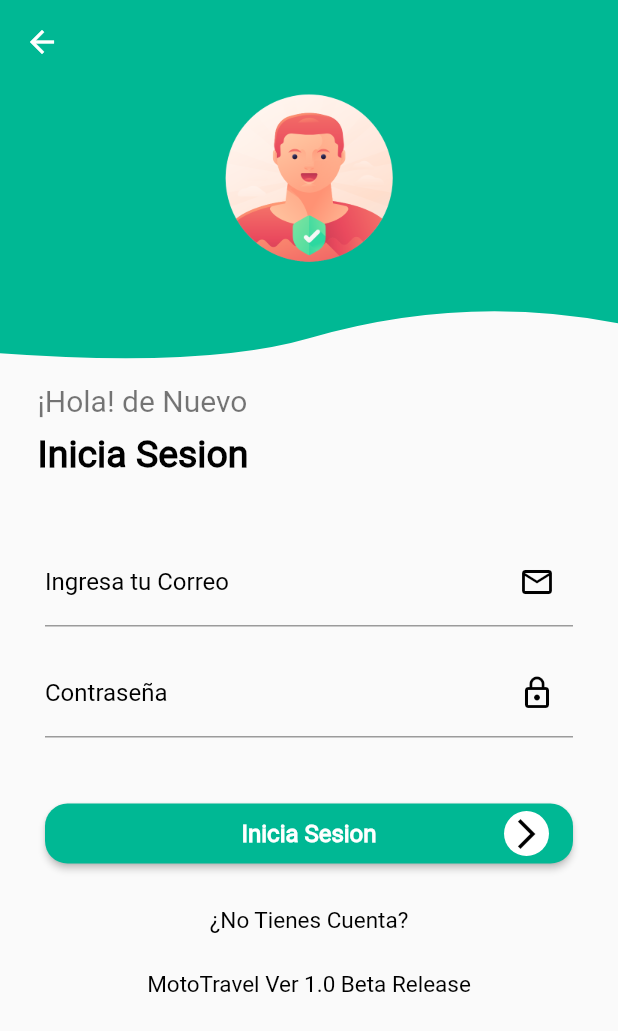
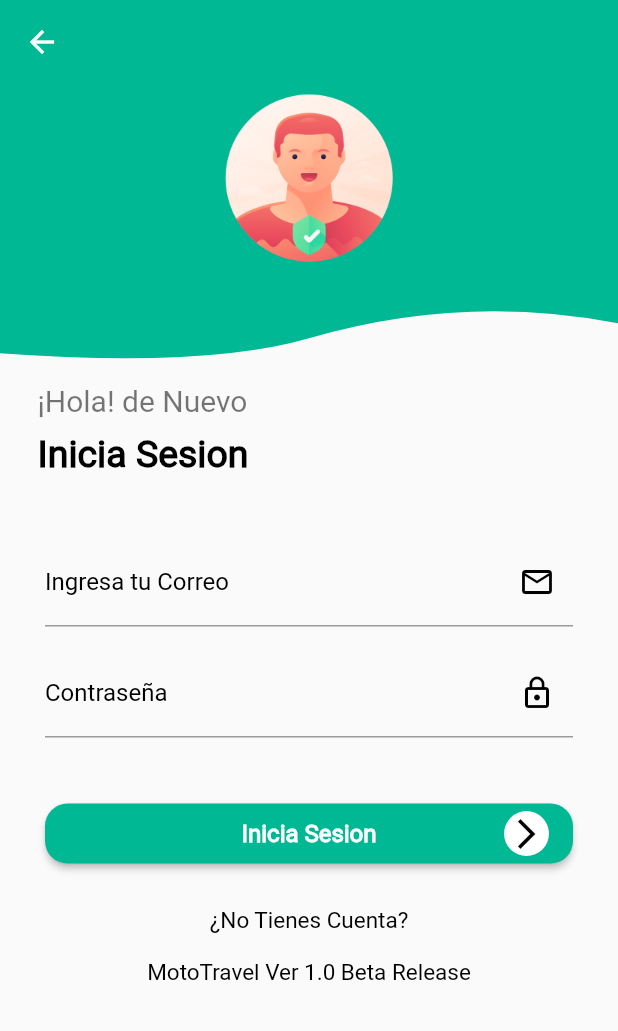
Before and after one commit to mhdevsoft/mototravel, a Flutter app: the LoginPage screen opened by its route, on a phone screen of 412 x 824 dp. Shown: the top 1031 px of the screen. Run offline on Flutter 3.47's test engine with Material 2 defaults, Android fonts, the light colour scheme and no system bars; our stand-ins replace flutter_custom_clippers.

Commit message:
Cambios Atipicos

```diff
--- a/lib/src/pages/login/login_controller.dart
+++ b/lib/src/pages/login/login_controller.dart
@@ -8,7 +8,9 @@ class loginController
   // con esto permitimos y obtener los datos que escriba el cliente
   TextEditingController emailController = new TextEditingController();
   TextEditingController passController = new TextEditingController();
-  Future init  (BuildContext context)
+
+   //inicializacion
+  Future init (BuildContext context)
   {
     this.context = context;
   }
--- a/lib/src/pages/login/login_page.dart
+++ b/lib/src/pages/login/login_page.dart
@@ -1,9 +1,9 @@
 import 'package:flutter/material.dart';
-import 'package:flutter/scheduler.dart';
 import 'package:flutter_custom_clippers/flutter_custom_clippers.dart';
 import 'package:mototravel/src/pages/login/login_controller.dart';
 import 'package:mototravel/src/utils/colors.dart' as utils;
 import 'package:mototravel/src/widgets/button_app.dart';
+import 'package:flutter/scheduler.dart';
 
 
 class LoginPage extends StatefulWidget {
@@ -20,10 +20,9 @@ class _LoginPageState extends State<LoginPage> {
  @override
  //nunca afectara al contruir el diseño
   void initState() {
-    // TODO: implement initState
     super.initState();
-
-    SchedulerBinding.instance.addPersistentFrameCallback((timeStamp) {
+    //
+    SchedulerBinding.instance.addPostFrameCallback((timeStamp) {
       _con.init(context);
     });
 
@@ -47,7 +46,7 @@ class _LoginPageState extends State<LoginPage> {
             _textPassword(),
             _buttonL(),
             _textDown(),
-            SizedBox(height: MediaQuery.of(context).size.height * 0.03),
+            SizedBox(height: MediaQuery.of(context).size.height * 0.02),
             _textsublime()
           ]
         ),
```
Also changed, not shown: 3 other files.
